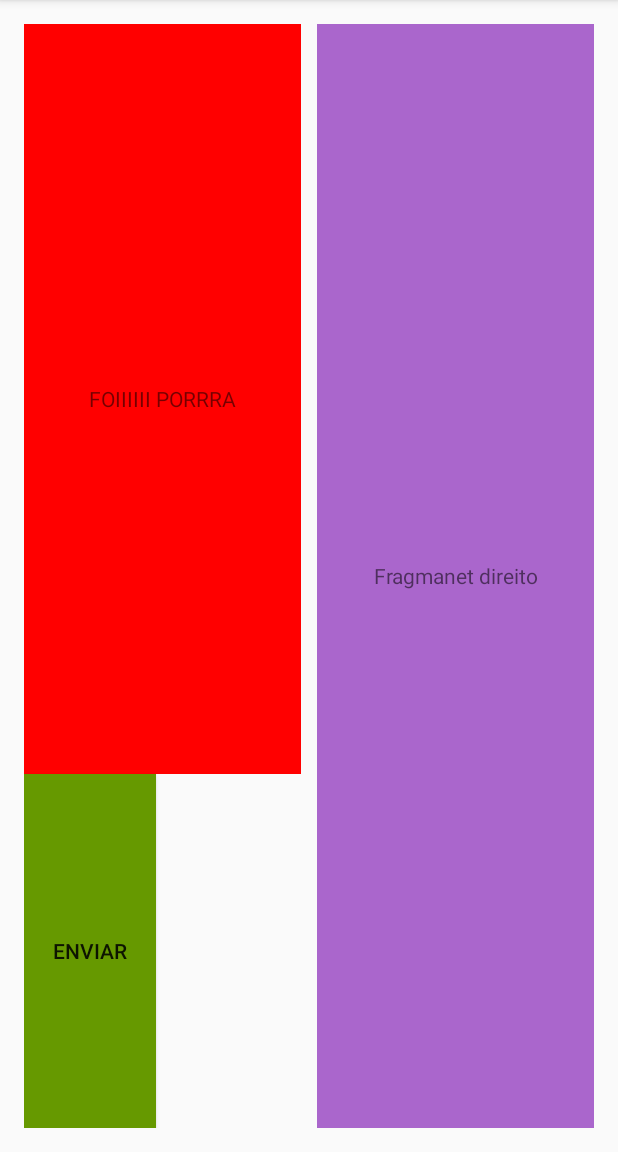
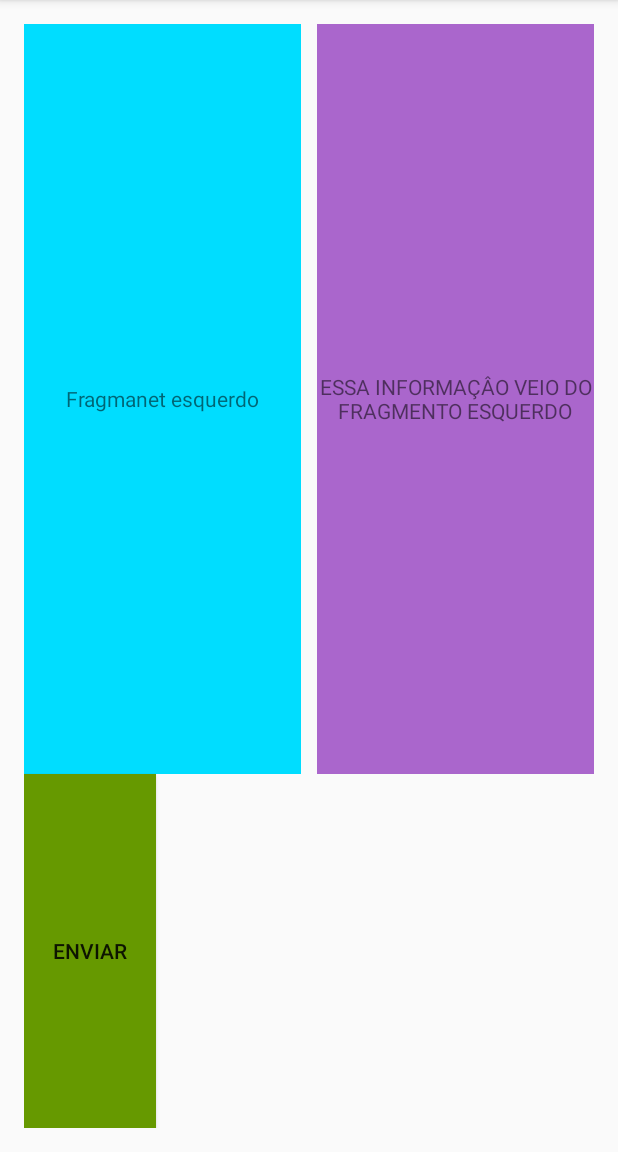
Before and after one commit to RenildoSousa/DispositivosMoveis, an Android app: the screen it shows after launch (MainActivity), after a tap on "ENVIAR", on a phone screen of 412 x 824 dp, the part 84-1236 px from its top. Run offline under Robolectric (Android 15) with nearby library versions, the phone set to English and light mode, and no system bars.

Commit message:
Atividade Concluida

```diff
--- /dev/null
+++ b/app/src/main/java/br/renildo/fragments/Comunicacao.java
@@ -0,0 +1,5 @@
+package br.renildo.fragments;
+
+public interface Comunicacao {
+    public void  onComunication(String s);
+}
--- a/app/src/main/java/br/renildo/fragments/FragmentLeft.java
+++ b/app/src/main/java/br/renildo/fragments/FragmentLeft.java
@@ -1,5 +1,6 @@
 package br.renildo.fragments;
 
+import android.content.Context;
 import android.graphics.Color;
 import android.os.Bundle;
 import android.view.LayoutInflater;
@@ -13,19 +14,30 @@ import androidx.annotation.Nullable;
 import androidx.fragment.app.Fragment;
 
 public class FragmentLeft extends Fragment{
+    Comunicacao cListener;
 
+    @Override
+    public void onAttach(@NonNull Context context) {
+        super.onAttach(context);
+        if (!(context instanceof Comunicacao)){
+            throw new RuntimeException("Interface não implementada");
+        }
+        cListener = (Comunicacao) context;
+    }
 
     @Nullable
     @Override
     public View onCreateView(@NonNull LayoutInflater inflater, @Nullable ViewGroup container, @Nullable Bundle savedInstanceState) {
         View view = inflater.inflate(R.layout.fragment_left, container, false);
         Button button = view.findViewById(R.id.btnEnviar);
-        final TextView textView = view.findViewById(R.id.teste);
+        final TextView textView = null;
         button.setOnClickListener(new View.OnClickListener() {
             @Override
             public void onClick(View v) {
-                textView.setText("FOIIIIII PORRRA");
-                textView.setBackgroundColor(Color.RED);
+                if (cListener != null) {
+
+                    cListener.onComunication("ESSA INFORMAÇÂO VEIO DO FRAGMENTO ESQUERDO");
+                }
             }
         });
         return view;
--- a/app/src/main/java/br/renildo/fragments/FragmentRight.java
+++ b/app/src/main/java/br/renildo/fragments/FragmentRight.java
@@ -4,6 +4,7 @@ import android.os.Bundle;
 import android.view.LayoutInflater;
 import android.view.View;
 import android.view.ViewGroup;
+import android.widget.TextView;
 
 import androidx.annotation.NonNull;
 import androidx.annotation.Nullable;
@@ -11,9 +12,19 @@ import androidx.fragment.app.Fragment;
 
 public class FragmentRight extends Fragment {
 
+    TextView textView;
+
     @Nullable
     @Override
     public View onCreateView(@NonNull LayoutInflater inflater, @Nullable ViewGroup container, @Nullable Bundle savedInstanceState) {
-        return inflater.inflate(R.layout.fragment_right, container, false);
+        View view = inflater.inflate(R.layout.fragment_right, container, false);
+        textView = view.findViewById(R.id.right);
+        return view;
+    }
+
+    public void  recebeComunicacao(String s){
+        if (s != null){
+            this.textView.setText(s);
+        }
     }
 }
--- a/app/src/main/java/br/renildo/fragments/MainActivity.java
+++ b/app/src/main/java/br/renildo/fragments/MainActivity.java
@@ -6,22 +6,32 @@ import androidx.fragment.app.FragmentTransaction;
 
 import android.os.Bundle;
 
-public class MainActivity extends AppCompatActivity {
+public class MainActivity extends AppCompatActivity implements Comunicacao{
 
+    FragmentRight fragmentRight;
     @Override
     protected void onCreate(Bundle savedInstanceState) {
         super.onCreate(savedInstanceState);
         setContentView(R.layout.activity_main);
 
-
         FragmentManager fm = getSupportFragmentManager();
         FragmentTransaction ft = fm.beginTransaction();
         FragmentLeft fl = new FragmentLeft();
         FragmentRight fr = new FragmentRight();
+        fragmentRight = new FragmentRight();
 
         ft.add(R.id.layout_left, fl, "fl").addToBackStack(null).commit();
 
+
         FragmentTransaction ftr = fm.beginTransaction();
+
         ftr.add(R.id.layout_right, fr, "fr").addToBackStack(null).commit();
+
+        ftr.add(R.id.layout_right, fragmentRight, "fragr");
+    }
+
+    @Override
+    public void onComunication(String s) {
+        fragmentRight.recebeComunicacao(s);
     }
 }
--- a/app/src/main/res/layout/fragment_right.xml
+++ b/app/src/main/res/layout/fragment_right.xml
@@ -4,8 +4,9 @@
     android:layout_height="match_parent">
 
     <TextView
+        android:id="@+id/right"
         android:layout_width="match_parent"
-        android:layout_height="match_parent"
+        android:layout_height="500dp"
         android:text="Fragmanet direito"
         android:gravity="center"
         android:background="@android:color/holo_purple"/>
```
